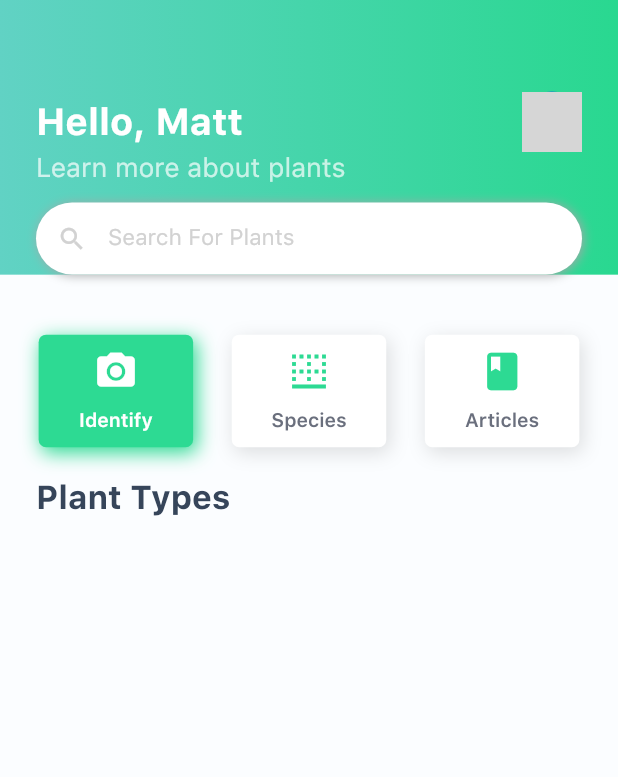
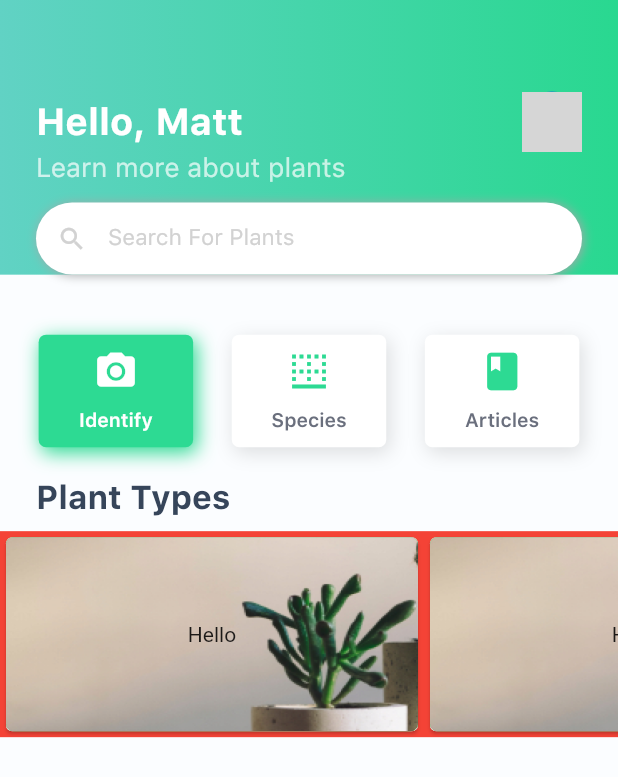
Before and after one commit to MattL-NZ/Backyard-Botany, a Flutter app: the Home screen opened directly, on a phone screen of 412 x 824 dp. Shown: the top 777 px of the screen. Run offline on Flutter 3.47's test engine with Material 2 defaults, Android fonts, the phone set to English and light mode, and no system bars; our stand-ins replace flutter_swiper, get_it, page_transition; network calls fail; grey boxes are pictures that could not be loaded.

Commit message:
Started working on the articles section

```diff
--- a/lib/ui/views/home_view.dart
+++ b/lib/ui/views/home_view.dart
@@ -3,6 +3,7 @@ import 'package:backyard_botany/ui/shared/app_colors.dart';
 import 'package:backyard_botany/ui/shared/spacers.dart';
 import 'package:backyard_botany/ui/views/discover_view.dart';
 import 'package:backyard_botany/ui/views/settings_view.dart';
+import 'package:backyard_botany/ui/widgets/articles.dart';
 import 'package:backyard_botany/ui/widgets/home_buttons.dart';
 import 'package:backyard_botany/ui/widgets/search_box.dart';
 import 'package:backyard_botany/ui/widgets/section_title.dart';
@@ -160,6 +161,11 @@ class Home extends StatelessWidget {
           SectionTitle(
             title: 'Plant Types',
           ),
+          Spacers.verticalSpaceSmall(),
+          Container(
+            color: Colors.red,
+          ),
+          Articles()
         ],
       )
     );
--- /dev/null
+++ b/lib/ui/widgets/articles.dart
@@ -0,0 +1,45 @@
+import 'package:flutter/material.dart';
+import 'package:flutter/widgets.dart';
+import 'package:flutter_swiper/flutter_swiper.dart';
+
+class Articles extends StatelessWidget {
+  final double height;
+  final double width;
+
+  const Articles({Key key, this.height, this.width}) : super(key: key);
+
+  @override
+  Widget build(BuildContext context) {
+    List<AssetImage> images = new List<AssetImage>();
+    images.add(AssetImage('assets/images/article_one.png'));
+    images.add(AssetImage('assets/images/article_one.png'));
+    //images.add(AssetImage('assets/images/stock_image1.png'));
+    //images.add(AssetImage('assets/images/stock_image1.png'));
+
+    return  Container(
+      color: Colors.red,
+      height: MediaQuery.of(context).size.height / 6,
+      child: ListView.builder(
+        itemCount: images.length,
+        itemBuilder: (context, index){
+        return Card(
+          child: Container(
+            width: MediaQuery.of(context).size.width / 1.5,
+            child: Text(
+              'Hello'
+            ),
+            decoration: BoxDecoration(
+              color: Colors.green,
+              image: DecorationImage(
+                image: AssetImage("assets/images/article_one.png"),
+                fit: BoxFit.fill
+              ),
+              borderRadius: BorderRadius.circular(5)
+            ),
+            alignment: Alignment.center,
+          )
+        );
+      }, scrollDirection: Axis.horizontal,),
+    );
+  }
+}
--- a/pubspec.yaml
+++ b/pubspec.yaml
@@ -24,6 +24,7 @@ dependencies:
   get_it: ^3.0.3
   fancy_bottom_navigation: ^0.3.2
   page_transition: ^1.1.5
+  flutter_swiper: ^1.1.6
 
   # The following adds the Cupertino Icons font to your application.
   # Use with the CupertinoIcons class for iOS style icons.
```
